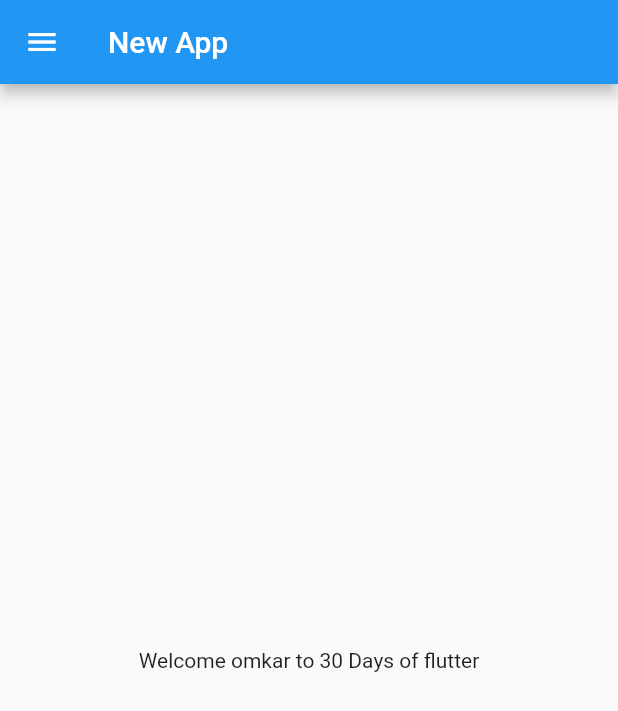
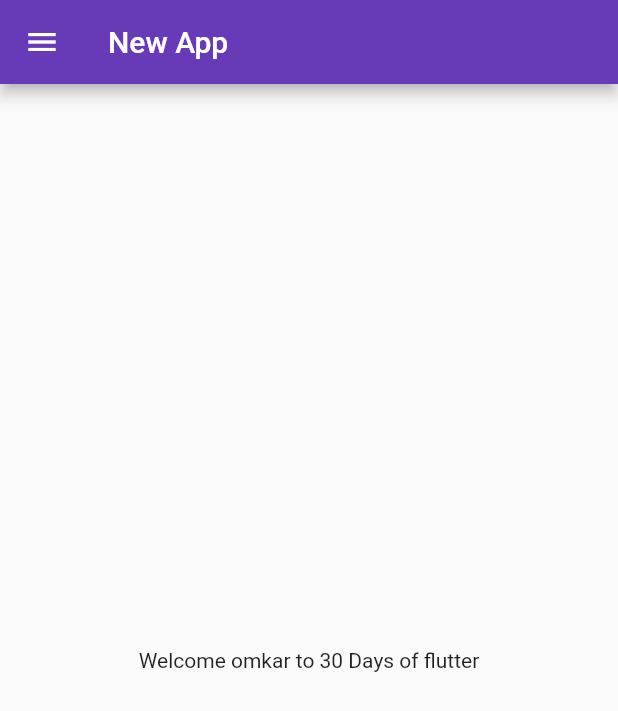
Before and after one commit to omkarbhor29/-30Days-Of-Flutter, a Flutter app: the screen it shows after launch, on a phone screen of 412 x 824 dp. Shown: the top 711 px of the screen. Run offline on Flutter 3.47's test engine with Material 2 defaults, Android fonts, the phone set to English and light mode, and no system bars.

Commit message:
Day 3 completed

```diff
--- a/lib/main.dart
+++ b/lib/main.dart
@@ -1,4 +1,5 @@
-import 'package:first_app/home_page.dart';
+import 'package:first_app/pages/home_page.dart';
+import 'package:first_app/pages/login_page.dart';
 import 'package:flutter/material.dart';
 
 void main() {
@@ -9,7 +10,19 @@ class MyApp extends StatelessWidget {
   @override
   Widget build(BuildContext context) {
     return MaterialApp(
-      home: HomePage(),
+      // home: HomePage(),
+      debugShowCheckedModeBanner: false,
+      themeMode: ThemeMode.light,
+      theme: ThemeData(primarySwatch: Colors.deepPurple),
+      darkTheme: ThemeData(
+        brightness: Brightness.dark,
+      ),
+      initialRoute: "/home",
+      routes: {
+        "/": (context) => LoginPage(),
+        "/home": (context) => HomePage(),
+        "/login": (context) => LoginPage()
+      },
     );
   }
 }
--- a/lib/home_page.dart
+++ b/lib/pages/home_page.dart
@@ -8,6 +8,7 @@ class HomePage extends StatelessWidget {
     return Scaffold(
       appBar: AppBar(
         title: Text("New App"),
+        // backgroundColor: Colors.redAccent,
       ),
       body: Center(
         child: Container(
```
Also changed, not shown: lib/pages/login_page.dart (added, +17 -0 lines).
